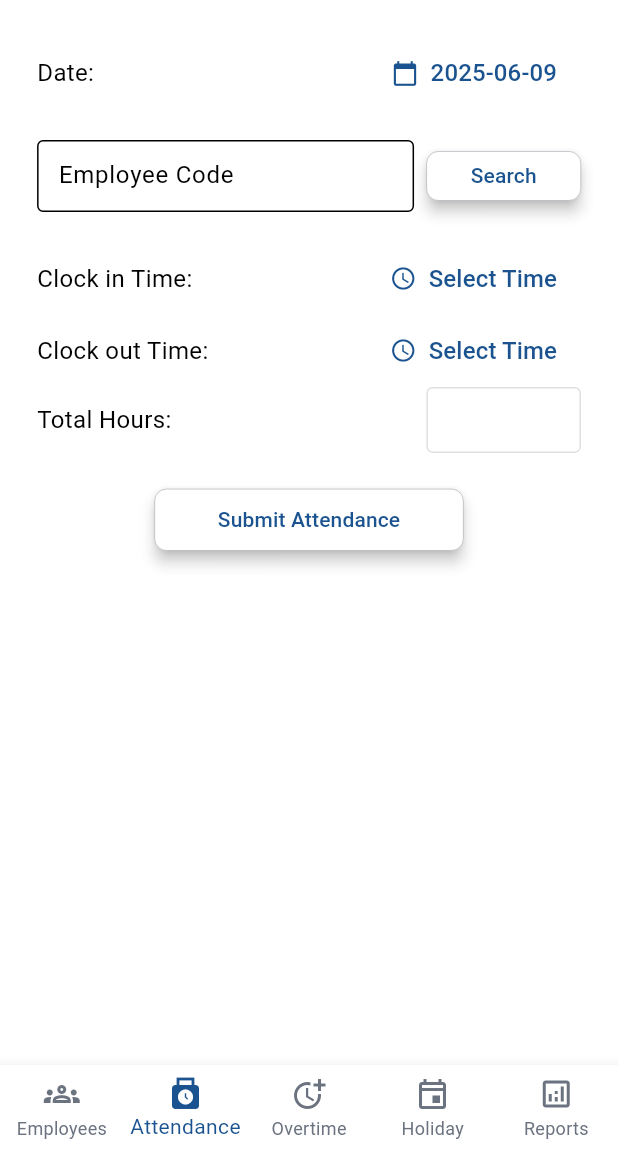
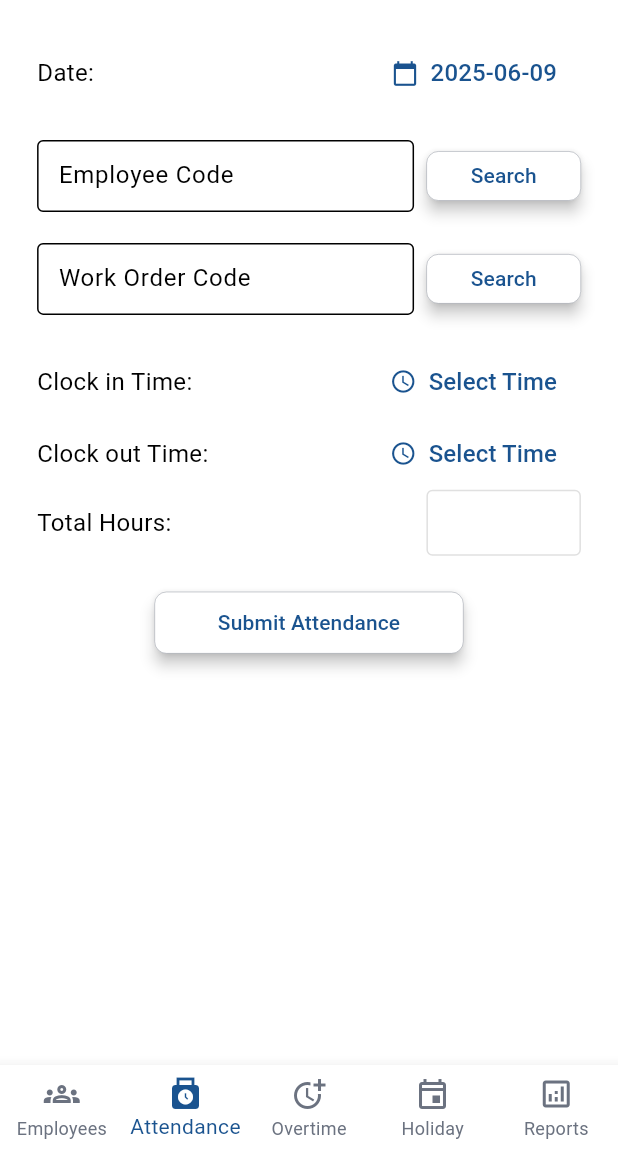
Before and after one commit to noor-faozi/albaderapp, a Flutter app: the screen it shows after launch, item 2 of the bottom bar chosen, on a phone screen of 412 x 824 dp, the part 84-1236 px from its top. Run offline on Flutter 3.47's test engine with Material 3 defaults, Android fonts, the light colour scheme and no system bars; our stand-ins replace supabase_flutter; accounts and stored records are empty.

Commit message:
feat: add work order search functionality and display to attendance form

```diff
--- a/lib/widgets/attendance_form.dart
+++ b/lib/widgets/attendance_form.dart
@@ -22,10 +22,12 @@ class _AttendanceFormState extends State<AttendanceForm> {
   final _formKey = GlobalKey<FormState>();
   final supabase = Supabase.instance.client;
   final _employeeIdController = TextEditingController();
+  final _workOrderIdController = TextEditingController();
   final _inTimeController = TextEditingController();
   final _outTimeController = TextEditingController();
 
   Map<String, dynamic>? _employee;
+  Map<String, dynamic>? _workOrder;
   DateTime _selectedDate = DateTime.now();
   TimeOfDay? _inTime;
   TimeOfDay? _outTime;
@@ -33,6 +35,7 @@ class _AttendanceFormState extends State<AttendanceForm> {
   String? _selectedWoId;
   String? _dateError;
   bool _employeeNotFound = false;
+  bool _workOrderNotFound = false;
 
   double? get _totalHours {
     if (_inTime == null || _outTime == null) return null;
@@ -49,6 +52,16 @@ class _AttendanceFormState extends State<AttendanceForm> {
     setState(() {
       _employee = result;
       _employeeNotFound = result == null;
+    });
+  }
+
+  Future<void> _fetchWorkOrder() async {
+    final id = _workOrderIdController.text.trim();
+    final result =
+        await supabase.from('work_orders').select().eq('id', id).maybeSingle();
+    setState(() {
+      _workOrder = result;
+      _workOrderNotFound = result == null;
     });
   }
 
@@ -98,7 +111,7 @@ class _AttendanceFormState extends State<AttendanceForm> {
     final data = {
       'employee_id': _employee!['id'],
       'date': _selectedDate.toIso8601String(),
-      // 'wo_id': _selectedWoId,
+      'wo_id': _workOrder!['id'],
       'in_time': '${_inTime!.hour}:${_inTime!.minute}',
       'out_time': '${_outTime!.hour}:${_outTime!.minute}',
       'total_hours': _totalHours,
@@ -258,6 +271,79 @@ class _AttendanceFormState extends State<AttendanceForm> {
                   ),
                 ),
               ],
+              SizedBox(height: screenHeight(context, 0.025)),
+
+             Row(
+                children: [
+                  Expanded(
+                    child: TextFormField(
+                      controller: _workOrderIdController,
+                      decoration: InputDecoration(
+                        labelText: 'Work Order Code',
+                        border: const OutlineInputBorder(),
+                        contentPadding: EdgeInsets.symmetric(
+                          vertical: verticalPadding,
+                          horizontal: screenPadding(context, 0.025),
+                        ),
+                      ),
+                      validator: (value) => value == null || value.isEmpty
+                          ? 'Enter work order code'
+                          : null,
+                    ),
+                  ),
+                  SizedBox(width: screenPadding(context, 0.02)),
+                  SizedBox(
+                    height: buttonHeight,
+                    child: CustomButton(
+                      label: 'Search',
+                      onPressed: _fetchWorkOrder,
+                    ),
+                  ),
+                ],
+              ),
+
+
+              if (_workOrder != null) ...[
+                Padding(
+                  padding: EdgeInsets.symmetric(vertical: screenPadding(context, 0.05)),
+                  child: SizedBox(
+                    width: double.infinity,
+                    child: Card(
+                      shape: RoundedRectangleBorder(
+                        borderRadius: BorderRadius.circular(12),
+                      ),
+                      elevation: 4,
+                      child: Padding(
+                        padding: EdgeInsets.all(screenPadding(context, 0.04)),
+                        child: Column(
+                          crossAxisAlignment: CrossAxisAlignment.start,
+                          children: [
+                            Text(
+                              "Work Order Details",
+                              style:
+                                  Theme.of(context).textTheme.titleMedium?.copyWith(
+                                        fontWeight: FontWeight.bold,
+                                      ),
+                            ),
+                            const SizedBox(height: 8),
+                            Text("Work Order Code: ${_workOrder!['id']}"),
+                            Text("description: ${_workOrder!['description']}"),
+                          ],
+                        ),
+                      ),
+                    ),
+                  ),
+                ),
+              ] else if (_workOrderNotFound) ...[
+                Padding(
+                  padding: EdgeInsets.all(screenPadding(context, 0.05)),
+                  child: const Text(
+                    'No work order found with this code.',
+                    style:
+                        TextStyle(color: red, fontWeight: FontWeight.bold),
+                  ),
+                ),
+              ],
 
 
               SizedBox(height: screenHeight(context, 0.025)),
```
